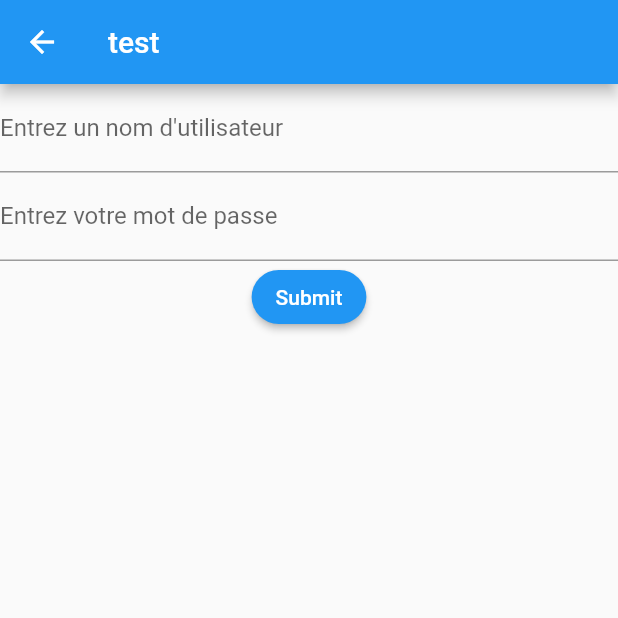
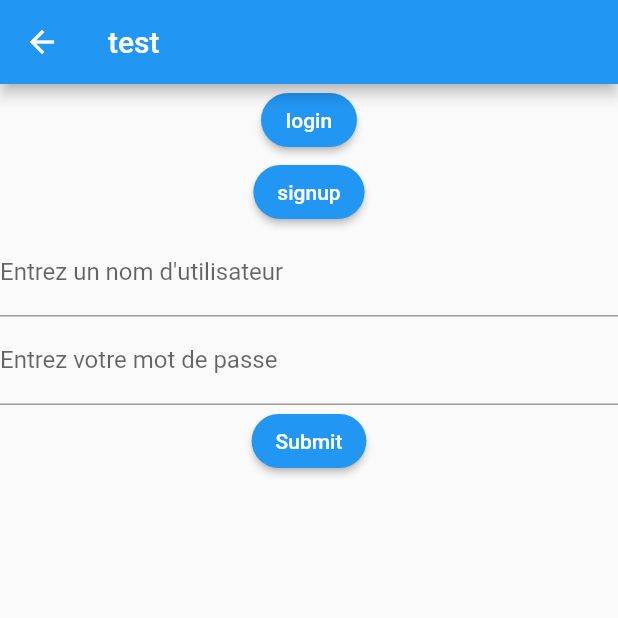
Before and after one commit to DuarteJules/Flutter_Ecurie, a Flutter app: the AuthScreen screen opened directly, on a phone screen of 412 x 824 dp, the top half of it. Run offline on Flutter 3.47's test engine with Material 2 defaults, Android fonts, the phone set to English and light mode, and no system bars; our stand-ins replace flutter_dotenv, font_awesome_flutter; missing offline and left inert: mongo_dart; accounts and stored records are empty.

Commit message:
add button for displaying login or signup + add connection with userManager

```diff
--- a/lib/models/user.dart
+++ b/lib/models/user.dart
@@ -3,8 +3,8 @@ class User{
  late String mail;
  late String password;
  late String photo;
- late int role;
- late Object info;
+ late int? role;
+ late Object? info;
 
  User(this.username, this.mail, this.password, this.photo, this.role, this.info);
 
--- a/lib/screens/auth_screen.dart
+++ b/lib/screens/auth_screen.dart
@@ -4,21 +4,48 @@ import '../widgets/login_form.dart';
 import '../widgets/signup_form.dart';
 
 class AuthScreen extends StatefulWidget {
-  const AuthScreen({ Key? key }) : super(key: key);
+  const AuthScreen({Key? key}) : super(key: key);
 
   @override
   _AuthScreenState createState() => _AuthScreenState();
 }
 
 class _AuthScreenState extends State<AuthScreen> {
+  bool isSwitched = false;
+  int login = 0;
+
   @override
   Widget build(BuildContext context) {
     return Scaffold(
-      appBar: AppBar(
-        title: Text("test"),
-      ),
-       body: const LoginForm()
-      //  body: const SignupForm()
-    );
+        appBar: AppBar(
+          title: Text("test"),
+        ),
+        body: Center(
+            child: Column(
+          children: [
+            ElevatedButton(
+              onPressed: () {
+                setState(() {
+                  login = 0;
+                });
+                print(isSwitched);
+              },
+              style: ElevatedButton.styleFrom(shape: const StadiumBorder()),
+              child: const Text('login'),
+            ),
+            ElevatedButton(
+              onPressed: () {
+                setState(() {
+                  login = 1;
+                });
+                print(isSwitched);
+              },
+              style: ElevatedButton.styleFrom(shape: const StadiumBorder()),
+              child: const Text('signup'),
+            ),
+            login == 0 ? const LoginForm() : const SignupForm(),
+          ],
+        ))
+        );
   }
 }
--- a/lib/widgets/login_form.dart
+++ b/lib/widgets/login_form.dart
@@ -1,7 +1,7 @@
 import 'package:flutter/material.dart';
 import 'package:flutter_ecurie/models/user_manager.dart';
 
-import '../models/user.dart';
+import 'package:flutter_ecurie/models/user.dart';
 import '../providers/mongodb.dart';
 
 // instance of MongoDB
@@ -83,7 +83,9 @@ class LoginFormState extends State<LoginForm> {
                     const SnackBar(content: Text('Votre nom d\'utilisateur ou mot de passe est incorrecte.')),
                   );
                 } else {
-                  UserManager.user = isUserCorrect;
+                  // TODO : retreive role of user
+                  var userLogged = User(isUserCorrect["userName"], isUserCorrect["email"], isUserCorrect["password"], isUserCorrect["image"], 1, []);
+                  UserManager.user = userLogged;
                   Navigator.pop(context);
                 }
               }
```
Also changed, not shown: lib/screens/home_page.dart (+5 -2 lines).
